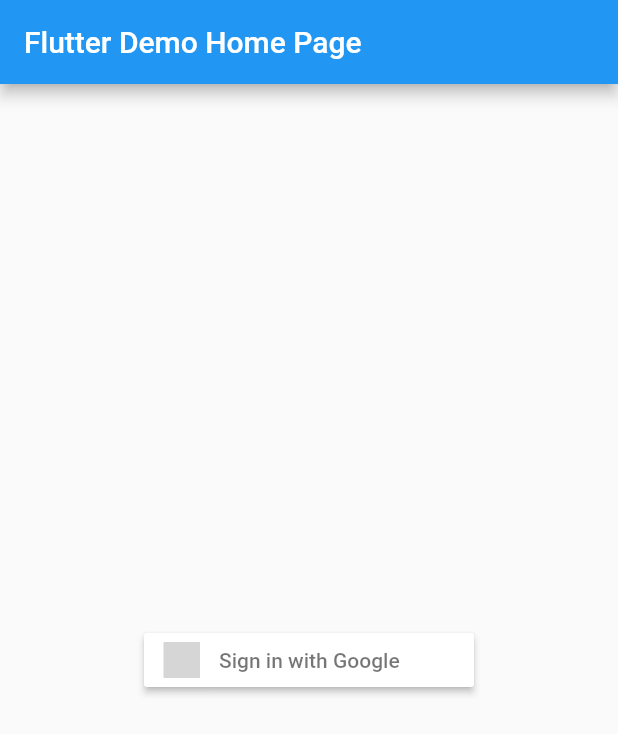
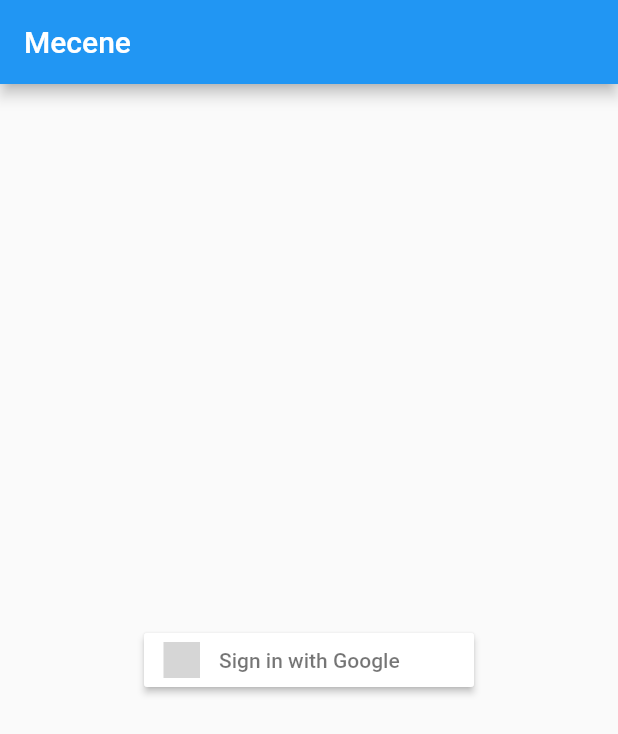
Before and after one commit to mecen-app/Frontend, a Flutter app: the screen it shows after launch, on a phone screen of 412 x 824 dp. Shown: the top 734 px of the screen. Run offline on Flutter 3.47's test engine with Material 2 defaults, Android fonts, the phone set to English and light mode, and no system bars; our stand-ins replace flutter_bloc, flutter_signin_button; missing offline and left inert: oauth2_client; grey boxes are pictures that could not be loaded.

Commit message:
Created app architecture with flutter_block

```diff
--- /dev/null
+++ b/lib/cubit/mecene_cubit.dart
@@ -0,0 +1,20 @@
+import 'package:flutter_bloc/flutter_bloc.dart';
+import 'package:mecene/repositories/mecene_repository.dart';
+
+enum AuthenticationStatus { unknown, authenticated, unauthenticated }
+
+class MeceneState extends Equatable {
+  late AuthenticationStatus status;
+
+  MeceneState(bool logged) {
+    status = logged ? AuthenticationStatus.authenticated : AuthenticationStatus.unauthenticated;
+  }
+}
+
+class Equatable {}
+
+class MeceneCubit extends Cubit<MeceneState> {
+  final MeceneRepository _meceneRepository;
+
+  MeceneCubit(this._meceneRepository) : super(MeceneState(_meceneRepository.logged));
+}
--- a/lib/main.dart
+++ b/lib/main.dart
@@ -1,87 +1,79 @@
 import 'package:flutter/material.dart';
-import 'package:oauth2_client/access_token_response.dart';
-import 'dart:developer';
-import 'package:oauth2_client/oauth2_helper.dart';
-import 'package:oauth2_client/src/io_web_auth.dart';
-import 'package:oauth2_client/google_oauth2_client.dart';
+import 'package:flutter_bloc/flutter_bloc.dart';
+import 'package:mecene/cubit/mecene_cubit.dart';
+import 'package:mecene/repositories/mecene_repository.dart';
 import 'package:flutter_signin_button/flutter_signin_button.dart';
-
-import 'package:http/http.dart' as http;
-
-//Instantiate an OAuth2Client...
-GoogleOAuth2Client client = GoogleOAuth2Client(
-  customUriScheme: 'com.example.mecene',
-  redirectUri: 'com.example.mecene:/oauth2redirect',
-);
 
 const String clientId = '';
 const String backendHost = '';
 
 void main() {
-  runApp(const MyApp());
+  runApp(const MeceneApp());
 }
 
-class MyApp extends StatelessWidget {
-  const MyApp({Key? key}) : super(key: key);
+class MeceneApp extends StatelessWidget {
+  const MeceneApp({Key? key}) : super(key: key);
 
   @override
   Widget build(BuildContext context) {
-    return MaterialApp(
-      title: 'Flutter Demo',
-      theme: ThemeData(
-        primarySwatch: Colors.blue,
+    return RepositoryProvider.value(
+      value: MeceneRepository(host: backendHost, clientId: clientId),
+      child: MaterialApp(
+        title: 'Mecene',
+        theme: ThemeData(
+          primarySwatch: Colors.blue,
+        ),
+        home: MyHomePage(),
       ),
-      home: const MyHomePage(title: 'Flutter Demo Home Page'),
     );
   }
 }
 
-class MyHomePage extends StatefulWidget {
-  const MyHomePage({Key? key, required this.title}) : super(key: key);
-
-  final String title;
+class MyHomePage extends StatelessWidget {
+  const MyHomePage({Key? key}) : super(key: key);
 
   @override
-  State<MyHomePage> createState() => _MyHomePageState();
+  Widget build(BuildContext context) {
+    return BlocProvider(
+      lazy: false,
+      create: (context) => MeceneCubit(context.read<MeceneRepository>()),
+      child: const MyHomeView(),
+    );
+  }
 }
 
-class _MyHomePageState extends State<MyHomePage> {
+class MyHomeView extends StatefulWidget {
+  const MyHomeView({Key? key}) : super(key: key);
+
+  @override
+  State<MyHomeView> createState() => _MyHomeViewState();
+}
+
+class _MyHomeViewState extends State<MyHomeView> {
   @override
   Widget build(BuildContext context) {
     return Scaffold(
       appBar: AppBar(
-        title: Text(widget.title),
+        title: const Text('Mecene'),
       ),
       body: Center(
         child: Column(
           mainAxisAlignment: MainAxisAlignment.center,
-          children: <Widget>[
-            SignInButton(
-              Buttons.Google,
-              onPressed: () async {
-                OAuth2Helper oauth2Helper = OAuth2Helper(
-                  client,
-                  grantType: OAuth2Helper.AUTHORIZATION_CODE,
-                  clientId: clientId,
-                  scopes: [
-                    'https://www.googleapis.com/auth/userinfo.email',
-                    'https://www.googleapis.com/auth/userinfo.profile'
-                  ],
-                  webAuthClient: IoWebAuth(),
-                  webAuthOpts: {'preferEphemeral': true},
-                );
-                oauth2Helper.getToken().then((AccessTokenResponse? response) {
-                  log(name: 'ID', response!.respMap['id_token']);
-                  if ((response.respMap['id_token'] as String).isNotEmpty) {
-                    http.post(Uri(scheme: 'http', host: backendHost, path: 'user', port: 8000), headers: {
-                      'Authorization': 'Bearer ${response.respMap['id_token']}'
-                    }).then((http.Response response) {
-                      log(name: 'Response', response.toString());
-                    }).catchError((error) => print(error));
-                  }
-                });
+          children: [
+            BlocBuilder<MeceneCubit, MeceneState>(
+              builder: (BuildContext context, MeceneState state) {
+                debugPrint(state.status.toString());
+
+                if (state.status == AuthenticationStatus.authenticated) {
+                  return const Text('Logged');
+                } else {
+                  return SignInButton(
+                    Buttons.Google,
+                    onPressed: () => context.read<MeceneRepository>().logIn(),
+                  );
+                }
               },
-            )
+            ),
           ],
         ),
       ),
--- /dev/null
+++ b/lib/repositories/mecene_repository.dart
@@ -0,0 +1,63 @@
+import 'dart:async';
+import 'dart:developer';
+
+import 'package:http/http.dart';
+import 'package:oauth2_client/access_token_response.dart';
+import 'package:oauth2_client/src/io_web_auth.dart';
+import 'package:oauth2_client/google_oauth2_client.dart';
+import 'package:oauth2_client/oauth2_helper.dart';
+
+
+
+class MeceneRepository {
+  final String host;
+  final String clientId;
+  static final GoogleOAuth2Client _client = GoogleOAuth2Client(
+    customUriScheme: 'com.example.mecene',
+    redirectUri: 'com.example.mecene:/oauth2redirect',
+  );
+
+  AccessTokenResponse? _token;
+  late final OAuth2Helper _oauth2Helper;
+
+  MeceneRepository({required this.host, required this.clientId}) {
+    _oauth2Helper = OAuth2Helper(
+      _client,
+      grantType: OAuth2Helper.AUTHORIZATION_CODE,
+      clientId: clientId,
+      scopes: ['https://www.googleapis.com/auth/userinfo.email', 'https://www.googleapis.com/auth/userinfo.profile'],
+      webAuthClient: IoWebAuth(),
+      webAuthOpts: {'preferEphemeral': true},
+    );
+
+    _oauth2Helper.getTokenFromStorage().then((AccessTokenResponse? response) {
+      _token = response;
+      log(name: "MeceneRepository", '$_token');
+
+      if (response != null) {
+        if (response.isExpired()) {
+          _oauth2Helper.refreshToken(response);
+        }
+      }
+    });
+  }
+
+  bool get logged => _token != null;
+
+  Future<bool> logIn() async {
+    _token = await _oauth2Helper.getToken();
+
+    if (_token != null) {
+      Response response = await post(Uri.parse(host), headers: {'Authorization': 'Bearer ${_token!.respMap['id_token']}'});
+
+      if (response.statusCode == 200) {
+        return true;
+      }
+    }
+    return false;
+  }
+
+  void logOut() {
+    _oauth2Helper.disconnect();
+  }
+}
--- a/pubspec.yaml
+++ b/pubspec.yaml
@@ -29,9 +29,10 @@ environment:
 dependencies:
   flutter:
     sdk: flutter
+  flutter_bloc: ^8.0.1
+  webview_flutter: ^3.0.4
+
   oauth2_client: ^2.4.0
-
-
   flutter_signin_button: ^2.0.0
 
 
```
Also changed, not shown: pubspec.lock, 1 other file.
